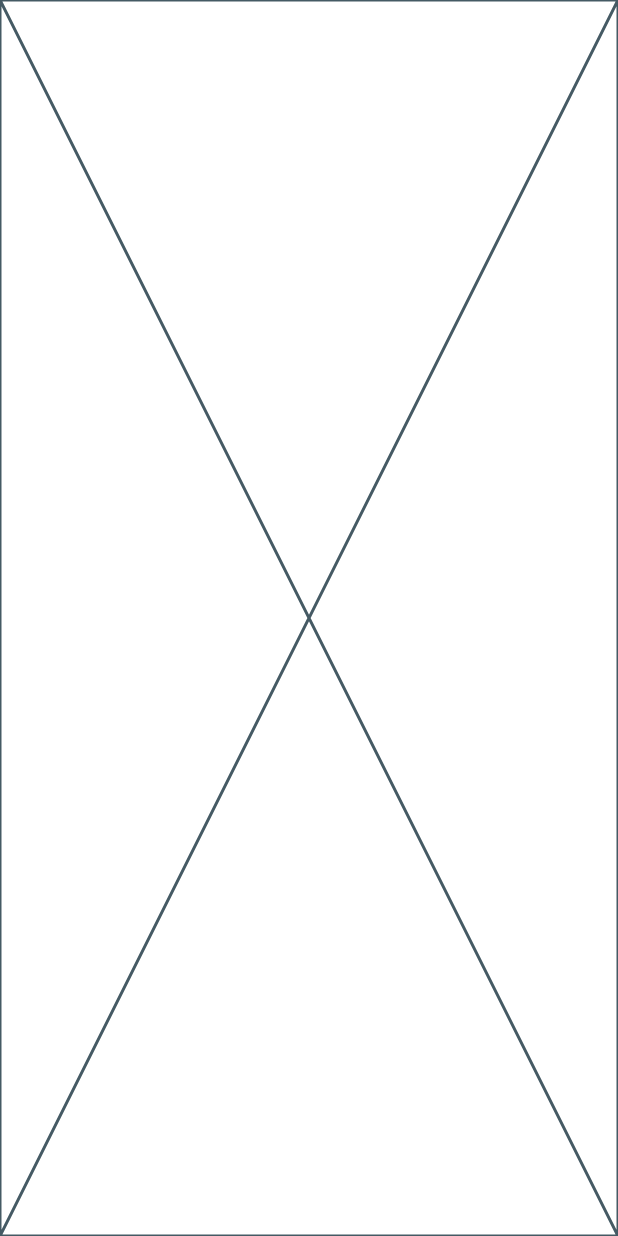
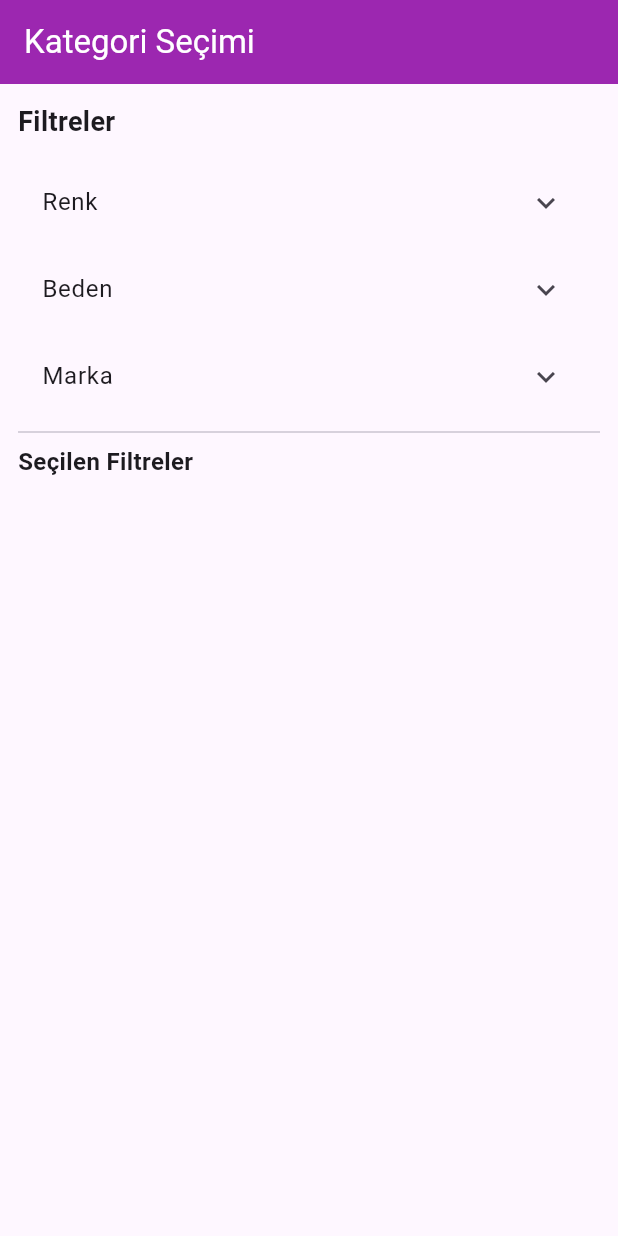
Before and after one commit to kaixintoy8/ders14, a Flutter app: the screen it shows after launch, on a phone screen of 412 x 824 dp. Run offline on Flutter 3.47's test engine with Material 3 defaults, Android fonts, the phone set to English and light mode, and no system bars.

Commit message:
second commit

```diff
--- a/lib/widgets/filter_menu_with_chips.dart
+++ b/lib/widgets/filter_menu_with_chips.dart
@@ -13,8 +13,68 @@ class _FilterMenuWithChipsState extends State<FilterMenuWithChips> {
     "Beden": ["S", "M", "L"],
     "Marka": ["Nike", "Adidas", "Puma"],
   };
+  final Set<String> selectedFilters = {};
   @override
   Widget build(BuildContext context) {
-    return const Placeholder();
+    return Scaffold(
+      appBar: AppBar(
+        title: Text("Kategori Seçimi"),
+        backgroundColor: Colors.purple,
+        foregroundColor: Colors.white,
+      ),
+      body: ListView(
+        padding: EdgeInsets.all(12),
+        children: [
+          Text(
+            "Filtreler",
+            style: TextStyle(fontSize: 18, fontWeight: FontWeight.bold),
+          ),
+          SizedBox(height: 12),
+          //ExpansionTile Liste
+          ...filters.entries.map((entry) {
+            final kategori = entry.key;
+            final secenekler = entry.value;
+            return ExpansionTile(
+              title: Text(kategori),
+              children: secenekler.map((secenek) {
+                return CheckboxListTile(
+                  title: Text(secenek),
+                  value: selectedFilters.contains(secenek),
+                  onChanged: (val) {
+                    setState(() {
+                      if (val == true) {
+                        selectedFilters.add(secenek);
+                      } else {
+                        selectedFilters.remove(secenek);
+                      }
+                    });
+                  },
+                );
+              }).toList(),
+            );
+          }).toList(),
+          Divider(),
+          Text(
+            "Seçilen Filtreler",
+            style: TextStyle(fontWeight: FontWeight.bold, fontSize: 16),
+          ),
+          SizedBox(height: 8),
+          Wrap(
+            spacing: 8,
+            runSpacing: 8,
+            children: selectedFilters.map((filter) {
+              return Chip(
+                label: Text(filter),
+                onDeleted: () {
+                  setState(() {
+                    selectedFilters.remove(filter);
+                  });
+                },
+              );
+            }).toList(),
+          ),
+        ],
+      ),
+    );
   }
 }
```
